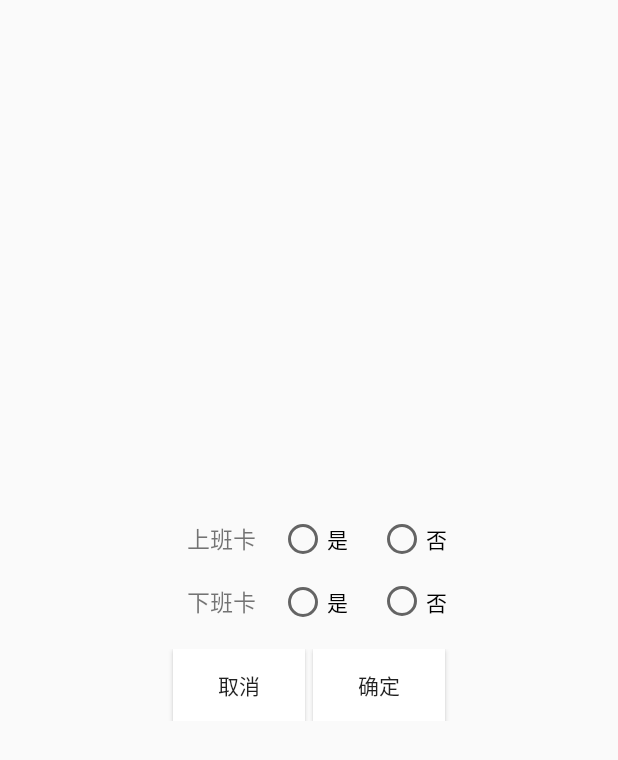
After one commit to guyuegushu/MarkThing, an Android app: the layout fragment_mark_list_mydialog.xml on its own in the app's theme, with its tools: preview values and no code run, on a phone screen of 412 x 824 dp. The commit adds this screen. Shown: the top 760 px of the screen. Run offline under Robolectric (Android 15) with nearby library versions, the light colour scheme and no system bars.

Commit message:
增加修改功能，但是无法实时更新表单

```diff
--- a/app/src/main/java/guyuegushu/markthing/CheckItem.java
+++ b/app/src/main/java/guyuegushu/markthing/CheckItem.java
@@ -13,6 +13,12 @@ public class CheckItem {
     private boolean pm_checked = false;
 
     public CheckItem() {
+    }
+
+    public CheckItem(boolean main_checked, boolean am_checked, boolean pm_checked) {
+        this.main_checked = main_checked;
+        this.am_checked = am_checked;
+        this.pm_checked = pm_checked;
     }
 
     public CheckItem(String day, boolean main_checked, boolean am_checkBox, boolean am_checked, boolean pm_checkBox, boolean pm_checked) {
--- a/app/src/main/java/guyuegushu/markthing/MarkSingleFragment.java
+++ b/app/src/main/java/guyuegushu/markthing/MarkSingleFragment.java
@@ -24,7 +24,6 @@ public class MarkSingleFragment extends Fragment {
     @Override
     public View onCreateView(LayoutInflater inflater, ViewGroup container, Bundle savedInstanceState) {
         View view = inflater.inflate(R.layout.fregment_mark_single, container, false);
-        LogUtil.e("in this fragment");
         view.getBackground().setAlpha(150);
         init(view);
         return view;
--- /dev/null
+++ b/app/src/main/res/layout/fragment_mark_list_mydialog.xml
@@ -0,0 +1,98 @@
+<?xml version="1.0" encoding="utf-8"?>
+<LinearLayout xmlns:android="http://schemas.android.com/apk/res/android"
+    android:layout_width="match_parent"
+    android:layout_height="match_parent"
+    android:gravity="center"
+    android:orientation="vertical">
+
+    <RadioGroup
+        android:id="@+id/am_group"
+        android:layout_width="wrap_content"
+        android:layout_height="wrap_content"
+        android:layout_gravity="center"
+        android:layout_marginStart="5dp"
+        android:orientation="horizontal">
+
+        <TextView
+            android:layout_width="wrap_content"
+            android:layout_height="wrap_content"
+            android:text="@string/am"
+            android:textSize="15sp" />
+
+        <RadioButton
+            android:id="@+id/yes_am"
+            android:layout_marginStart="15dp"
+            android:layout_width="0dp"
+            android:layout_height="wrap_content"
+            android:layout_weight="1"
+            android:text="@string/yes" />
+
+        <RadioButton
+            android:id="@+id/no_am"
+            android:layout_marginStart="20dp"
+            android:layout_width="0dp"
+            android:layout_height="wrap_content"
+            android:layout_weight="1"
+            android:text="@string/no" />
+
+    </RadioGroup>
+
+    <RadioGroup
+        android:id="@+id/pm_group"
+        android:layout_marginTop="10dp"
+        android:layout_marginStart="5dp"
+        android:layout_width="wrap_content"
+        android:layout_height="wrap_content"
+        android:layout_gravity="center"
+        android:orientation="horizontal">
+
+        <TextView
+            android:layout_width="wrap_content"
+            android:layout_height="wrap_content"
+            android:text="@string/pm"
+            android:textSize="15sp" />
+
+        <RadioButton
+            android:id="@+id/yes_pm"
+            android:layout_marginStart="15dp"
+            android:layout_width="0dp"
+            android:layout_height="wrap_content"
+            android:layout_weight="1"
+            android:text="@string/yes" />
+
+        <RadioButton
+            android:id="@+id/no_pm"
+            android:layout_marginStart="20dp"
+            android:layout_width="0dp"
+            android:layout_height="20dp"
+            android:layout_weight="1"
+            android:text="@string/no" />
+
+    </RadioGroup>
+
+    <RelativeLayout
+        android:layout_marginTop="15dp"
+        android:layout_width="match_parent"
+        android:layout_height="wrap_content"
+        android:gravity="center">
+
+        <Button
+        android:id="@+id/dialog_no"
+        android:text="@string/dialog_no"
+        android:background="#fff"
+        android:layout_width="wrap_content"
+        android:layout_height="wrap_content" />
+
+        <Button
+            android:id="@+id/dialog_yes"
+            android:layout_marginStart="5dp"
+            android:layout_toEndOf="@id/dialog_no"
+            android:text="@string/dialog_yes"
+            android:background="#fff"
+            android:layout_width="wrap_content"
+            android:layout_height="wrap_content" />
+
+    </RelativeLayout>
+
+
+</LinearLayout>
--- a/app/src/main/res/values/strings.xml
+++ b/app/src/main/res/values/strings.xml
@@ -10,4 +10,6 @@
     <string name="never_mark">还没有记录,&#8230;</string>
     <string name="main_text">总有时光你可以掌握，即便年华似水&#8230;</string>
     <string name="app_name">打卡记录</string>
+    <string name="dialog_yes">确定</string>
+    <string name="dialog_no">取消</string>
 </resources>
```
Also changed, not shown: app/src/main/java/guyuegushu/markthing/CheckAdapter.java (+31 -0 lines), app/src/main/java/guyuegushu/markthing/HomepageFragment.java (+11 -0 lines), app/src/main/java/guyuegushu/markthing/MarkListFragment.java (+30 -6 lines), app/src/main/java/guyuegushu/markthing/MyDialog.java (added, +104 -0 lines), app/src/main/res/layout/fragment_homepage.xml (+8 -0 lines).
